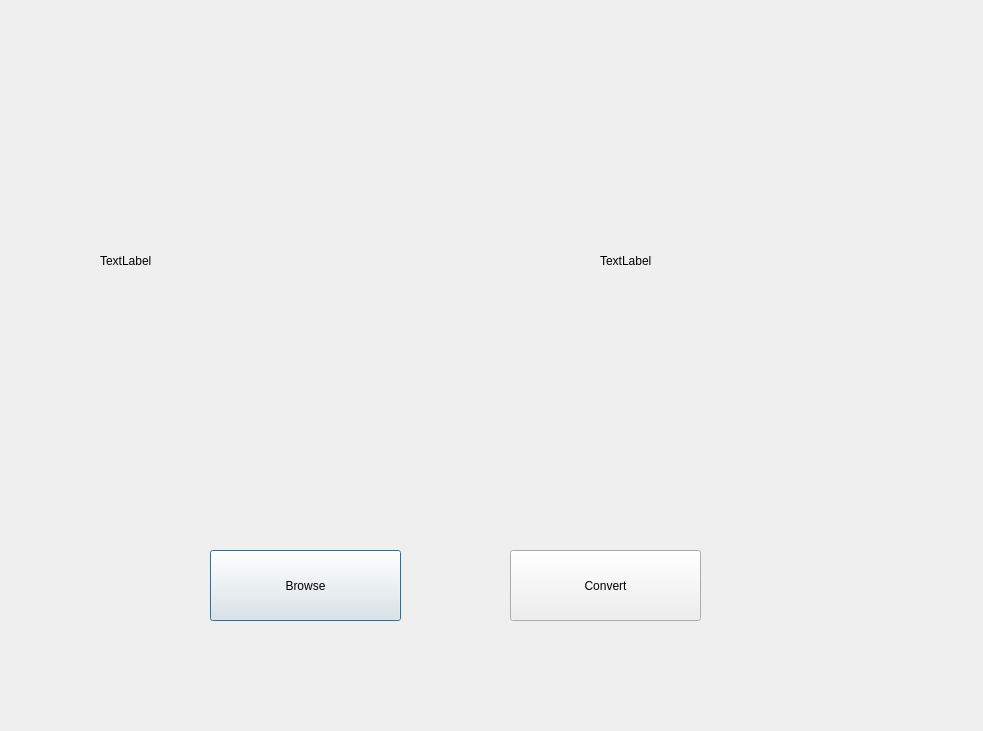
Before: the Qt Designer form cyborg.ui in anshusandhi6/pyqt5-tasks, drawn with Qt 5.
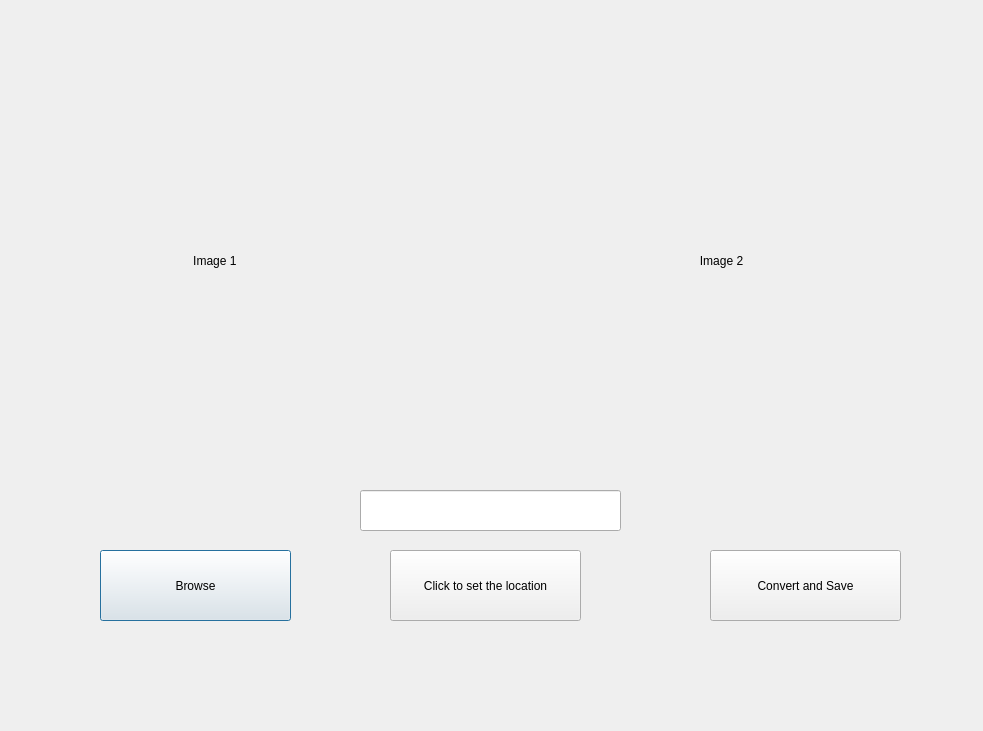
After: the same form once the commit is applied.

The edit to the form file:
```diff
--- a/cyborg.ui
+++ b/cyborg.ui
@@ -16,7 +16,7 @@
   <widget class="QPushButton" name="browse">
    <property name="geometry">
     <rect>
-     <x>210</x>
+     <x>100</x>
      <y>550</y>
      <width>191</width>
      <height>71</height>
@@ -29,14 +29,14 @@
   <widget class="QPushButton" name="convert">
    <property name="geometry">
     <rect>
-     <x>510</x>
+     <x>710</x>
      <y>550</y>
      <width>191</width>
      <height>71</height>
     </rect>
    </property>
    <property name="text">
-    <string>Convert</string>
+    <string>Convert and Save</string>
    </property>
   </widget>
   <widget class="QLabel" name="image_1">
@@ -49,7 +49,7 @@
     </rect>
    </property>
    <property name="text">
-    <string>TextLabel</string>
+    <string>                            Image 1</string>
    </property>
    <property name="scaledContents">
     <bool>true</bool>
@@ -65,12 +65,35 @@
     </rect>
    </property>
    <property name="text">
-    <string>TextLabel</string>
+    <string>                              Image 2</string>
    </property>
    <property name="scaledContents">
     <bool>true</bool>
    </property>
   </widget>
+  <widget class="QPushButton" name="download_location">
+   <property name="geometry">
+    <rect>
+     <x>390</x>
+     <y>550</y>
+     <width>191</width>
+     <height>71</height>
+    </rect>
+   </property>
+   <property name="text">
+    <string>Click to set the location</string>
+   </property>
+  </widget>
+  <widget class="QLineEdit" name="location">
+   <property name="geometry">
+    <rect>
+     <x>360</x>
+     <y>490</y>
+     <width>261</width>
+     <height>41</height>
+    </rect>
+   </property>
+  </widget>
  </widget>
  <resources/>
  <connections/>
```
Left out of the diff: 2 changed lines with no effect on the pictures.
